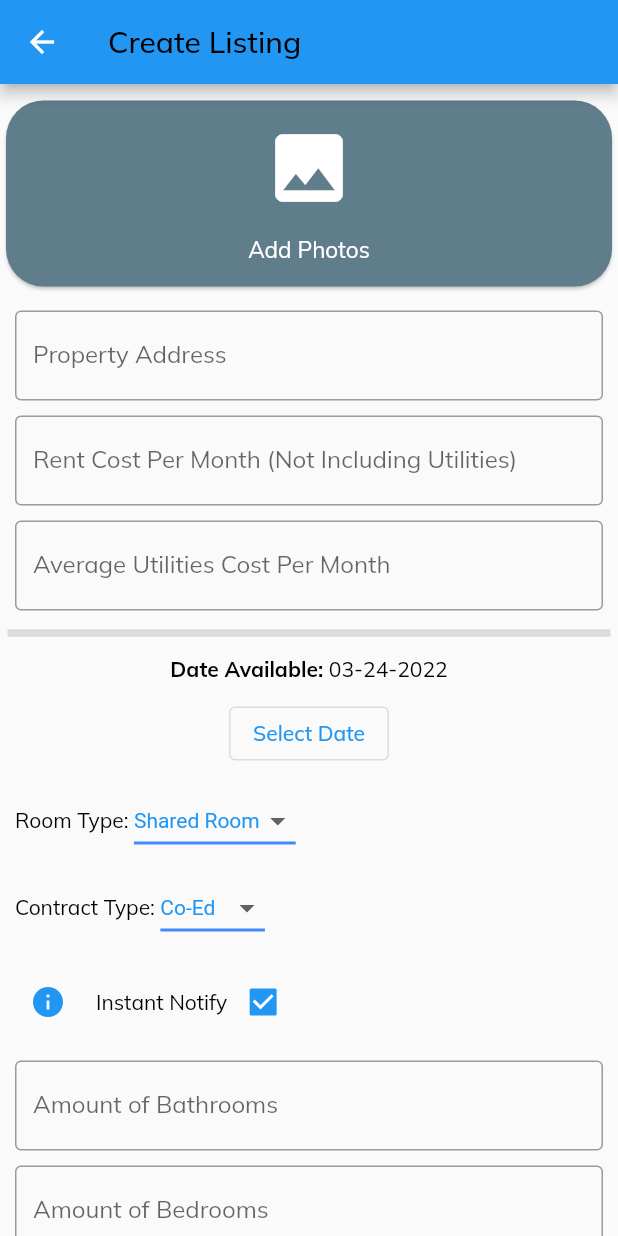
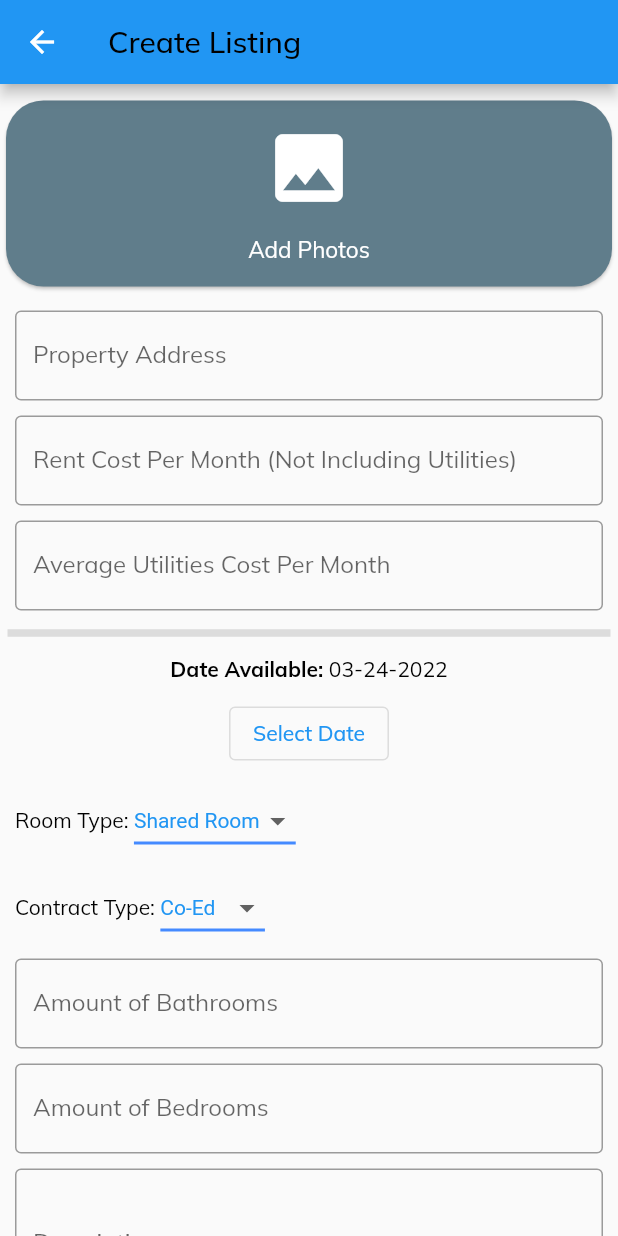
Before and after one commit to bencullenn/roomr, a Flutter app: the ComposeListingScreen screen opened by its route, on a phone screen of 412 x 824 dp. Run offline on Flutter 3.47's test engine with Material 2 defaults, Android fonts, the phone set to English and light mode, and no system bars; our stand-ins replace bloc, carousel_slider, cloud_firestore, cross_file, currency_text_input_formatter, firebase_auth and 7 more; missing offline and left inert: flutter_sms; accounts and stored records are empty; generated files the repository leaves out were written again.

Commit message:
Updated readme with more detailed setup instructions. Removed old text and buttons from listing compose screen.

```diff
--- a/lib/blocs/listing_compose/listing_compose_bloc.dart
+++ b/lib/blocs/listing_compose/listing_compose_bloc.dart
@@ -23,7 +23,6 @@ class ListingComposeBloc
 
   ListingComposeBloc() : super(ListingComposeInitial()) {
     this.placesService = Get.find();
-    //this.locationService = getIt<LocationService>();
     this.dataService = Get.find();
 
     on<SearchAddresses>((event, emit) async {
--- a/lib/main.dart
+++ b/lib/main.dart
@@ -92,7 +92,7 @@ class MyApp extends StatelessWidget {
           ),
         ],
         child: GetMaterialApp(
-          title: 'Swap',
+          title: 'Roomr',
           navigatorObservers: [
             //FirebaseAnalyticsObserver(analytics: analytics),
           ],
--- a/lib/routes/router.dart
+++ b/lib/routes/router.dart
@@ -14,7 +14,7 @@ import 'package:roomr/screens/root_page.dart';
 Route<dynamic> generateRoute(RouteSettings settings) {
   switch (settings.name) {
     case AppRoutes.home:
-      return _getPageRoute(RootPage(title: "Swap"));
+      return _getPageRoute(RootPage(title: "Roomr"));
     case AppRoutes.login:
       return _getPageRoute(LoginScreen());
     case AppRoutes.createAccount:
@@ -34,7 +34,7 @@ Route<dynamic> generateRoute(RouteSettings settings) {
     case AppRoutes.listingDetails:
       return _getPageRoute(ListingDetailScreen());
     default:
-      return _getPageRoute(RootPage(title: "Swap"));
+      return _getPageRoute(RootPage(title: "Roomr"));
   }
 }
 
--- a/lib/screens/home_screen.dart
+++ b/lib/screens/home_screen.dart
@@ -70,7 +70,7 @@ class _HomeScreenState extends State<HomeScreen> {
     return BlocBuilder<HomeFeedBloc, HomeFeedState>(builder: (context, state) {
       return Scaffold(
         appBar: AppBar(
-          title: Text("Swap"),
+          title: Text("Roomr"),
           backgroundColor: Colors.blue,
           centerTitle: true,
         ),
--- a/lib/screens/listing_compose_screen.dart
+++ b/lib/screens/listing_compose_screen.dart
@@ -147,7 +147,7 @@ class _ComposeListingScreenState extends State<ComposeListingScreen> {
       } else if (state is ListingUploadSuccess) {
         Navigator.pop(context);
         _showSuccessDialog('Listing Uploaded',
-            'We are looking for your matches. We\'ll send you a notification when they\'re ready.');
+            'Your listing is now live on Roomr!');
       } else if (state is AuthenticatingUser) {
         Get.toNamed(AppRoutes.authSelect,
             arguments: AuthScreenSettings(
@@ -389,31 +389,6 @@ class _ComposeListingScreenState extends State<ComposeListingScreen> {
                               });
                             }),
                         padding: EdgeInsets.fromLTRB(10, 5, 10, 5)),
-                    Row(
-                      children: [
-                        Padding(
-                            child: TextButton(
-                              style: TextButton.styleFrom(
-                                textStyle: const TextStyle(fontSize: 20),
-                              ),
-                              onPressed: () {
-                                _showInstantNotifyDialog();
-                              },
-                              child: Icon(Icons.info),
-                            ),
-                            padding: EdgeInsets.fromLTRB(0, 10, 0, 10)),
-                        Padding(
-                            child: CheckboxWidget(
-                                title: 'Instant Notify',
-                                updateFunction: (value) {
-                                  setState(() {
-                                    this.instantNotify = value;
-                                  });
-                                },
-                                initialValue: instantNotify),
-                            padding: EdgeInsets.fromLTRB(0, 10, 0, 10)),
-                      ],
-                    ),
                     Padding(
                         child: TextFormField(
                           decoration: InputDecoration(
@@ -484,12 +459,6 @@ class _ComposeListingScreenState extends State<ComposeListingScreen> {
                         )),
                         padding: EdgeInsets.fromLTRB(10, 10, 10, 10)),
                     Padding(
-                        child: Center(
-                            child: Text(
-                          'More detailed listings get more matches',
-                        )),
-                        padding: EdgeInsets.fromLTRB(10, 10, 10, 10)),
-                    Padding(
                         child: PickerWidget(
                             title: 'Parking Type: ',
                             valueList: parkingOptions,
@@ -509,31 +478,6 @@ class _ComposeListingScreenState extends State<ComposeListingScreen> {
                               });
                             }),
                         padding: EdgeInsets.fromLTRB(10, 10, 10, 10)),
-                    /*Padding(
-              child: TextField(
-                decoration: InputDecoration(
-                    border: OutlineInputBorder(), hintText: 'Deposit Amount'),
-                controller: depositController,
-              ),
-              padding: EdgeInsets.fromLTRB(10, 10, 10, 10)),*/
-                    /*Padding(
-              child: TextField(
-                decoration: InputDecoration(
-                    border: OutlineInputBorder(), hintText: 'Incentive'),
-                controller: incentiveController,
-              ),
-              padding: EdgeInsets.fromLTRB(10, 10, 10, 10)),*/
-                    /*Padding(
-              child: CheckboxWidget(
-                title: 'BYU Approved',
-                updateFunction: (value) {
-                  setState(() {
-                    this.BYUApproved = value;
-                  });
-                },
-                initialValue: false,
-              ),
-              padding: EdgeInsets.fromLTRB(10, 10, 10, 10)),*/
                     Padding(
                         child: CheckboxWidget(
                             title: 'Air Conditioning',
@@ -850,15 +794,6 @@ class _ComposeListingScreenState extends State<ComposeListingScreen> {
         });
   }
 
-  showMatchingListingDialog(BuildContext context) {
-    showDialog(
-        context: context,
-        barrierDismissible: false,
-        builder: (BuildContext context) {
-          return LoadingDialogWidget("Matching Listing");
-        });
-  }
-
   Future<void> _showSuccessDialog(String title, String content) async {
     return showDialog<void>(
       context: context,
@@ -913,34 +848,6 @@ class _ComposeListingScreenState extends State<ComposeListingScreen> {
     );
   }
 
-  Future<void> _showInstantNotifyDialog() async {
-    return showDialog<void>(
-      context: context,
-      barrierDismissible: false, // user must tap button!
-      builder: (BuildContext context) {
-        return AlertDialog(
-          title: Text("Instant Notify"),
-          content: SingleChildScrollView(
-            child: ListBody(
-              children: <Widget>[
-                Text(
-                    "Get notified in real time when matching search posts are uploaded"),
-              ],
-            ),
-          ),
-          actions: <Widget>[
-            TextButton(
-              child: const Text('Dismiss'),
-              onPressed: () {
-                Navigator.of(context).pop();
-              },
-            ),
-          ],
-        );
-      },
-    );
-  }
-
   @override
   void dispose() {
     // Clean up the controller when the widget is disposed.
```
Also changed, not shown: lib/services/places_service.dart (deleted, +0 -43 lines), 1 other file.
